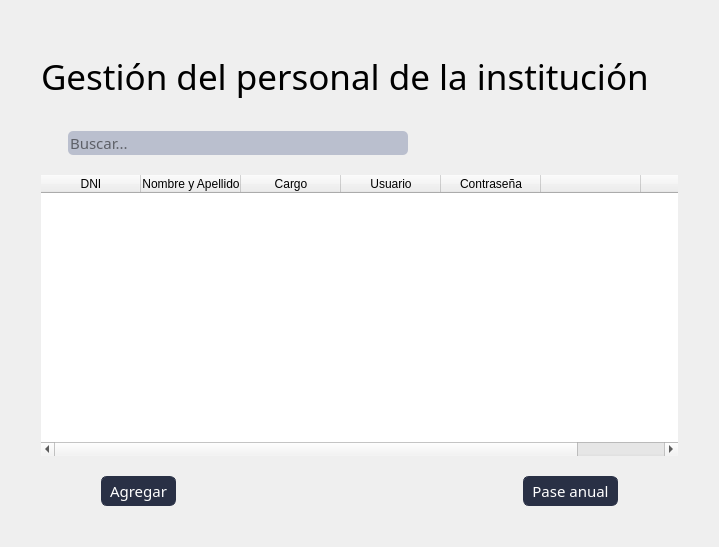
Old version of the form blustock/ui/screens_uis/otro_personal.ui in the repository MaxAPBusiness/Blustock.
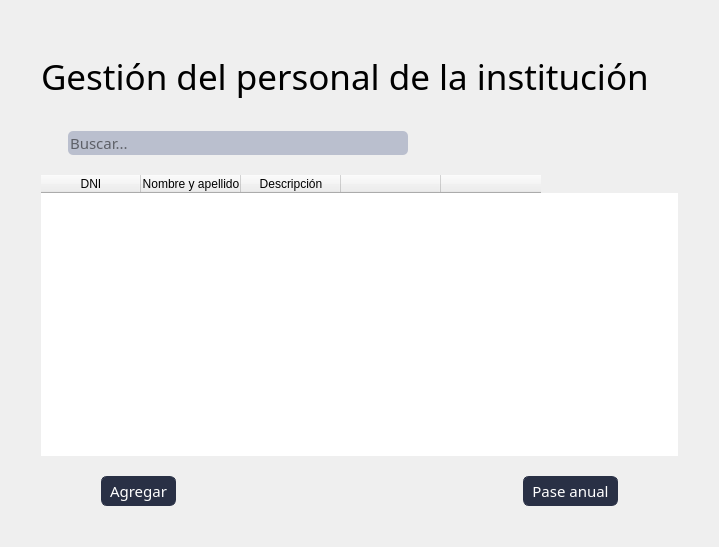
New version of the form. Icons and pictures are not drawn.

Commit message:
Cambios en la ui
cambie las columnas de la ui para que se acomoden a la bbdd.
REVISAR porfa la consulta de otro_personal porque está rara, no devuelve ningún valor

Patch:
```diff
--- a/blustock/ui/screens_uis/otro_personal.ui
+++ b/blustock/ui/screens_uis/otro_personal.ui
@@ -273,22 +273,12 @@
        </column>
        <column>
         <property name="text">
-         <string>Nombre y Apellido</string>
+         <string>Nombre y apellido</string>
         </property>
        </column>
        <column>
         <property name="text">
-         <string>Cargo</string>
-        </property>
-       </column>
-       <column>
-        <property name="text">
-         <string>Usuario</string>
-        </property>
-       </column>
-       <column>
-        <property name="text">
-         <string>Contraseña</string>
+         <string>Descripción</string>
         </property>
        </column>
        <column>
```
The commit also changes 2 other files.
